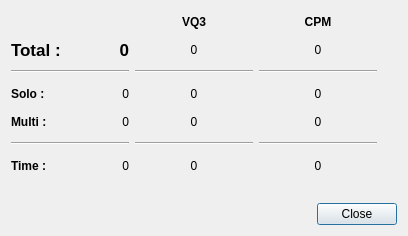
Old version of the form src/statisticsdialog.ui in the repository sousix/QDM68.
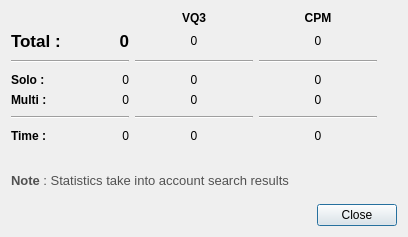
New version of the form.

Commit message: Add a search functionnality to filter demos

The edit to the form file:
```diff
--- a/src/statisticsdialog.ui
+++ b/src/statisticsdialog.ui
@@ -10,7 +10,7 @@
     <x>0</x>
     <y>0</y>
     <width>408</width>
-    <height>236</height>
+    <height>237</height>
    </rect>
   </property>
   <property name="windowTitle">
@@ -386,11 +386,86 @@
        <property name="sizeHint" stdset="0">
         <size>
          <width>20</width>
-         <height>20</height>
+         <height>15</height>
         </size>
        </property>
       </spacer>
      </item>
+     <item>
+      <widget class="QLabel" name="label">
+       <property name="palette">
+        <palette>
+         <active>
+          <colorrole role="WindowText">
+           <brush brushstyle="SolidPattern">
+            <color alpha="255">
+             <red>81</red>
+             <green>81</green>
+             <blue>81</blue>
+            </color>
+           </brush>
+          </colorrole>
+          <colorrole role="Text">
+           <brush brushstyle="SolidPattern">
+            <color alpha="255">
+             <red>103</red>
+             <green>103</green>
+             <blue>103</blue>
+            </color>
+           </brush>
+          </colorrole>
+         </active>
+         <inactive>
+          <colorrole role="WindowText">
+           <brush brushstyle="SolidPattern">
+            <color alpha="255">
+             <red>81</red>
+             <green>81</green>
+             <blue>81</blue>
+            </color>
+           </brush>
+          </colorrole>
+          <colorrole role="Text">
+           <brush brushstyle="SolidPattern">
+            <color alpha="255">
+             <red>103</red>
+             <green>103</green>
+             <blue>103</blue>
+            </color>
+           </brush>
+          </colorrole>
+         </inactive>
+         <disabled>
+          <colorrole role="WindowText">
+           <brush brushstyle="SolidPattern">
+            <color alpha="255">
+             <red>116</red>
+             <green>116</green>
+             <blue>116</blue>
+            </color>
+           </brush>
+          </colorrole>
+          <colorrole role="Text">
+           <brush brushstyle="SolidPattern">
+            <color alpha="255">
+             <red>116</red>
+             <green>116</green>
+             <blue>116</blue>
+            </color>
+           </brush>
+          </colorrole>
+         </disabled>
+        </palette>
+       </property>
+       <property name="text">
+        <string>&lt;!DOCTYPE HTML PUBLIC &quot;-//W3C//DTD HTML 4.0//EN&quot; &quot;http://www.w3.org/TR/REC-html40/strict.dtd&quot;&gt;
+&lt;html&gt;&lt;head&gt;&lt;meta name=&quot;qrichtext&quot; content=&quot;1&quot; /&gt;&lt;style type=&quot;text/css&quot;&gt;
+p, li { white-space: pre-wrap; }
+&lt;/style&gt;&lt;/head&gt;&lt;body style=&quot; font-family:'Sans'; font-size:10pt; font-weight:400; font-style:normal;&quot;&gt;
+&lt;p style=&quot; margin-top:0px; margin-bottom:0px; margin-left:0px; margin-right:0px; -qt-block-indent:0; text-indent:0px;&quot;&gt;&lt;span style=&quot; font-weight:600;&quot;&gt;Note&lt;/span&gt; : Statistics take into account search results&lt;/p&gt;&lt;/body&gt;&lt;/html&gt;</string>
+       </property>
+      </widget>
+     </item>
      <item>
       <layout class="QHBoxLayout" name="horizontalLayout_2">
        <item>
```
The commit also changes 5 other files.
